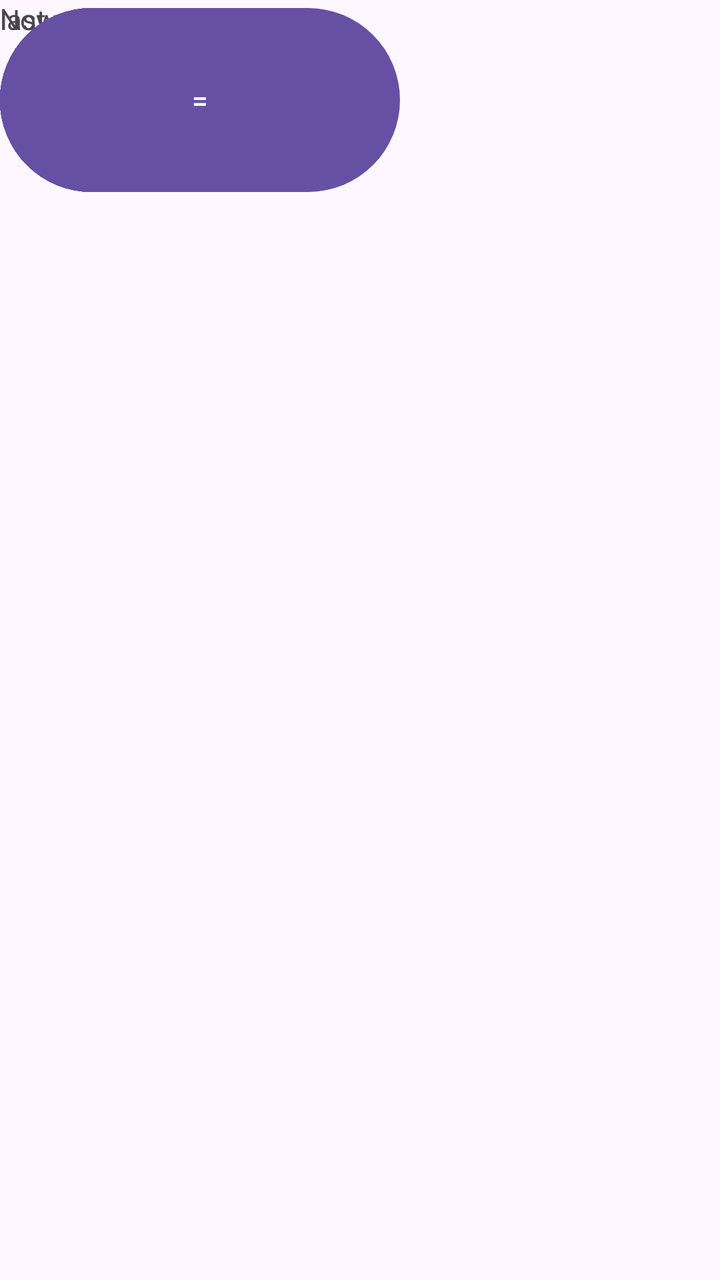
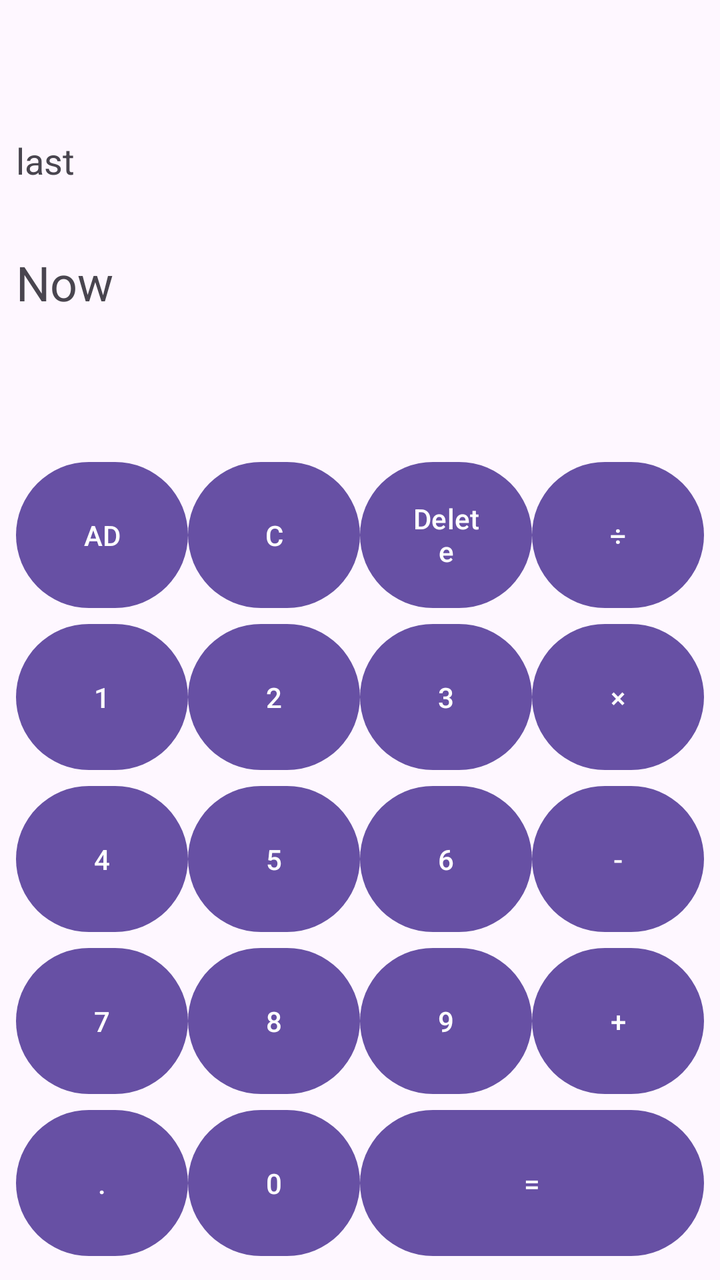

Before-and-after screenshots of an Android layout around one commit, followed by the original layout XML and the change that was made.
<!-- AndroidManifest.xml: application theme Theme.MyCalculator -->
<!-- res/layout/activity_main.xml -->
<?xml version="1.0" encoding="utf-8"?>
<androidx.constraintlayout.widget.ConstraintLayout xmlns:android="http://schemas.android.com/apk/res/android"
    xmlns:app="http://schemas.android.com/apk/res-auto"
    xmlns:tools="http://schemas.android.com/tools"
    android:id="@+id/main"
    android:layout_width="match_parent"
    android:layout_height="match_parent"
    tools:context=".MainActivity">

    <TextView
        android:id="@+id/textView1"
        android:layout_width="407dp"
        android:layout_height="42dp"
        android:text="@string/last"
        tools:layout_editor_absoluteX="2dp"
        tools:layout_editor_absoluteY="84dp" />

    <TextView
        android:id="@+id/textView2"
        android:layout_width="407dp"
        android:layout_height="42dp"
        android:text="@string/now"
        tools:layout_editor_absoluteX="2dp"
        tools:layout_editor_absoluteY="141dp" />

    <Button
        android:id="@+id/buttonAD"
        android:layout_width="100dp"
        android:layout_height="100dp"
        android:text="@string/ad"
        tools:layout_editor_absoluteX="2dp"
        tools:layout_editor_absoluteY="245dp" />

    <Button
        android:id="@+id/buttonC"
        android:layout_width="100dp"
        android:layout_height="100dp"
        android:text="@string/c"
        tools:layout_editor_absoluteX="104dp"
        tools:layout_editor_absoluteY="245dp" />

    <Button
        android:id="@+id/button"
        android:layout_width="100dp"
        android:layout_height="100dp"
        android:text="@string/del"
        tools:layout_editor_absoluteX="206dp"
        tools:layout_editor_absoluteY="245dp" />

    <Button
        android:id="@+id/buttonDivide"
        android:layout_width="100dp"
        android:layout_height="100dp"
        android:text="@string/Divide"
        tools:layout_editor_absoluteX="308dp"
        tools:layout_editor_absoluteY="245dp" />

    <Button
        android:id="@+id/button1"
        android:layout_width="100dp"
        android:layout_height="100dp"
        android:text="@string/_1"
        tools:layout_editor_absoluteX="2dp"
        tools:layout_editor_absoluteY="342dp" />

    <Button
        android:id="@+id/button2"
        android:layout_width="100dp"
        android:layout_height="100dp"
        android:text="@string/_2"
        tools:layout_editor_absoluteX="104dp"
        tools:layout_editor_absoluteY="342dp" />

    <Button
        android:id="@+id/button3"
        android:layout_width="100dp"
        android:layout_height="100dp"
        android:text="@string/_3"
        tools:layout_editor_absoluteX="206dp"
        tools:layout_editor_absoluteY="342dp" />

    <Button
        android:id="@+id/buttonMultiply"
        android:layout_width="100dp"
        android:layout_height="100dp"
        android:text="@string/Multiply"
        tools:layout_editor_absoluteX="308dp"
        tools:layout_editor_absoluteY="342dp" />

    <Button
        android:id="@+id/button4"
        android:layout_width="100dp"
        android:layout_height="100dp"
        android:text="@string/_4"
        tools:layout_editor_absoluteX="2dp"
        tools:layout_editor_absoluteY="439dp" />

    <Button
        android:id="@+id/button5"
        android:layout_width="100dp"
        android:layout_height="100dp"
        android:text="@string/_5"
        tools:layout_editor_absoluteX="104dp"
        tools:layout_editor_absoluteY="439dp" />

    <Button
        android:id="@+id/button6"
        android:layout_width="100dp"
        android:layout_height="100dp"
        android:text="@string/_6"
        tools:layout_editor_absoluteX="206dp"
        tools:layout_editor_absoluteY="439dp" />

    <Button
        android:id="@+id/buttonReduce"
        android:layout_width="100dp"
        android:layout_height="100dp"
        android:text="@string/Reduce"
        tools:layout_editor_absoluteX="308dp"
        tools:layout_editor_absoluteY="439dp" />

    <Button
        android:id="@+id/button7"
        android:layout_width="100dp"
        android:layout_height="100dp"
        android:text="@string/_7"
        tools:layout_editor_absoluteX="2dp"
        tools:layout_editor_absoluteY="536dp" />

    <Button
        android:id="@+id/button8"
        android:layout_width="100dp"
        android:layout_height="100dp"
        android:text="@string/_8"
        tools:layout_editor_absoluteX="104dp"
        tools:layout_editor_absoluteY="536dp" />

    <Button
        android:id="@+id/button9"
        android:layout_width="100dp"
        android:layout_height="100dp"
        android:text="@string/_9"
        tools:layout_editor_absoluteX="206dp"
        tools:layout_editor_absoluteY="536dp" />

    <Button
        android:id="@+id/buttonAdd"
        android:layout_width="100dp"
        android:layout_height="100dp"
        android:text="@string/Add"
        tools:layout_editor_absoluteX="308dp"
        tools:layout_editor_absoluteY="536dp" />

    <Button
        android:id="@+id/buttonPoint"
        android:layout_width="100dp"
        android:layout_height="100dp"
        android:text="@string/point"
        tools:layout_editor_absoluteX="2dp"
        tools:layout_editor_absoluteY="633dp" />

    <Button
        android:id="@+id/button0"
        android:layout_width="100dp"
        android:layout_height="100dp"
        android:text="@string/_0"
        tools:layout_editor_absoluteX="104dp"
        tools:layout_editor_absoluteY="633dp" />

    <Button
        android:id="@+id/buttonAnswer"
        android:layout_width="200dp"
        android:layout_height="100dp"
        android:text="@string/Answer"
        tools:layout_editor_absoluteX="206dp"
        tools:layout_editor_absoluteY="633dp" />

</androidx.constraintlayout.widget.ConstraintLayout>
<!-- resources referenced by this layout -->
<resources>
  <string name="Add">+</string>
  <string name="Answer">=</string>
  <string name="Divide">÷</string>
  <string name="Multiply">×</string>
  <string name="Reduce">-</string>
  <string name="_0">0</string>
  <string name="_1">1</string>
  <string name="_2">2</string>
  <string name="_3">3</string>
  <string name="_4">4</string>
  <string name="_5">5</string>
  <string name="_6">6</string>
  <string name="_7">7</string>
  <string name="_8">8</string>
  <string name="_9">9</string>
  <string name="ad">AD</string>
  <string name="c">C</string>
  <string name="del">Delete</string>
  <string name="last">last</string>
  <string name="now">Now</string>
  <string name="point">.</string>
  <style name="Theme.MyCalculator" parent="Base.Theme.MyCalculator" />
  <style name="Base.Theme.MyCalculator" parent="Theme.Material3.DayNight.NoActionBar">
          
          
      </style>
</resources>

<!-- the commit's change to res/layout/activity_main.xml (unified diff, before → after) -->
@@ -1,178 +1,191 @@
 <?xml version="1.0" encoding="utf-8"?>
-<androidx.constraintlayout.widget.ConstraintLayout xmlns:android="http://schemas.android.com/apk/res/android"
-    xmlns:app="http://schemas.android.com/apk/res-auto"
+<LinearLayout
+    xmlns:android="http://schemas.android.com/apk/res/android"
     xmlns:tools="http://schemas.android.com/tools"
     android:id="@+id/main"
     android:layout_width="match_parent"
     android:layout_height="match_parent"
+    android:orientation="vertical"
+    android:padding="8dp"
     tools:context=".MainActivity">
 
     <TextView
         android:id="@+id/textView1"
-        android:layout_width="407dp"
+        android:layout_width="match_parent"
         android:layout_height="42dp"
+        android:layout_marginTop="60dp"
         android:text="@string/last"
-        tools:layout_editor_absoluteX="2dp"
-        tools:layout_editor_absoluteY="84dp" />
+        android:textSize="18sp" />
 
     <TextView
         android:id="@+id/textView2"
-        android:layout_width="407dp"
+        android:layout_width="match_parent"
         android:layout_height="42dp"
+        android:layout_marginTop="15dp"
+        android:layout_marginBottom="60dp"
         android:text="@string/now"
-        tools:layout_editor_absoluteX="2dp"
-        tools:layout_editor_absoluteY="141dp" />
+        android:textSize="24sp" />
 
-    <Button
-        android:id="@+id/buttonAD"
-        android:layout_width="100dp"
-        android:layout_height="100dp"
-        android:text="@string/ad"
-        tools:layout_editor_absoluteX="2dp"
-        tools:layout_editor_absoluteY="245dp" />
+    <GridLayout
+        android:layout_width="match_parent"
+        android:layout_height="0dp"
+        android:layout_weight="1"
+        android:columnCount="4"
+        android:rowCount="5">
 
-    <Button
-        android:id="@+id/buttonC"
-        android:layout_width="100dp"
-        android:layout_height="100dp"
-        android:text="@string/c"
-        tools:layout_editor_absoluteX="104dp"
-        tools:layout_editor_absoluteY="245dp" />
+        <Button
+            android:id="@+id/buttonAD"
+            android:layout_width="0dp"
+            android:layout_height="0dp"
+            android:layout_columnWeight="1"
+            android:layout_rowWeight="1"
+            android:text="@string/ad" />
 
-    <Button
-        android:id="@+id/button"
-        android:layout_width="100dp"
-        android:layout_height="100dp"
-        android:text="@string/del"
-        tools:layout_editor_absoluteX="206dp"
-        tools:layout_editor_absoluteY="245dp" />
+        <Button
+            android:id="@+id/buttonC"
+            android:layout_width="0dp"
+            android:layout_height="0dp"
+            android:layout_columnWeight="1"
+            android:layout_rowWeight="1"
+            android:text="@string/c" />
 
-    <Button
-        android:id="@+id/buttonDivide"
-        android:layout_width="100dp"
-        android:layout_height="100dp"
-        android:text="@string/Divide"
-        tools:layout_editor_absoluteX="308dp"
-        tools:layout_editor_absoluteY="245dp" />
+        <Button
+            android:id="@+id/buttonDelete"
+            android:layout_width="0dp"
+            android:layout_height="0dp"
+            android:layout_columnWeight="1"
+            android:layout_rowWeight="1"
+            android:text="@string/del" />
 
-    <Button
-        android:id="@+id/button1"
-        android:layout_width="100dp"
-        android:layout_height="100dp"
-        android:text="@string/_1"
-        tools:layout_editor_absoluteX="2dp"
-        tools:layout_editor_absoluteY="342dp" />
+        <Button
+            android:id="@+id/buttonDivide"
+            android:layout_width="0dp"
+            android:layout_height="0dp"
+            android:layout_columnWeight="1"
+            android:layout_rowWeight="1"
+            android:text="@string/Divide" />
 
-    <Button
-        android:id="@+id/button2"
-        android:layout_width="100dp"
-        android:layout_height="100dp"
-        android:text="@string/_2"
-        tools:layout_editor_absoluteX="104dp"
-        tools:layout_editor_absoluteY="342dp" />
+        <Button
+            android:id="@+id/button1"
+            android:layout_width="0dp"
+            android:layout_height="0dp"
+            android:layout_columnWeight="1"
+            android:layout_rowWeight="1"
+            android:text="@string/_1" />
 
-    <Button
-        android:id="@+id/button3"
-        android:layout_width="100dp"
-        android:layout_height="100dp"
-        android:text="@string/_3"
-        tools:layout_editor_absoluteX="206dp"
-        tools:layout_editor_absoluteY="342dp" />
+        <Button
+            android:id="@+id/button2"
+            android:layout_width="0dp"
+            android:layout_height="0dp"
+            android:layout_columnWeight="1"
+            android:layout_rowWeight="1"
+            android:text="@string/_2" />
 
-    <Button
-        android:id="@+id/buttonMultiply"
-        android:layout_width="100dp"
-        android:layout_height="100dp"
-        android:text="@string/Multiply"
-        tools:layout_editor_absoluteX="308dp"
-        tools:layout_editor_absoluteY="342dp" />
+        <Button
+            android:id="@+id/button3"
+            android:layout_width="0dp"
+            android:layout_height="0dp"
+            android:layout_columnWeight="1"
+            android:layout_rowWeight="1"
+            android:text="@string/_3" />
 
-    <Button
-        android:id="@+id/button4"
-        android:layout_width="100dp"
-        android:layout_height="100dp"
-        android:text="@string/_4"
-        tools:layout_editor_absoluteX="2dp"
-        tools:layout_editor_absoluteY="439dp" />
+        <Button
+            android:id="@+id/buttonMultiply"
+            android:layout_width="0dp"
+            android:layout_height="0dp"
+            android:layout_columnWeight="1"
+            android:layout_rowWeight="1"
+            android:text="@string/Multiply" />
 
-    <Button
-        android:id="@+id/button5"
-        android:layout_width="100dp"
-        android:layout_height="100dp"
-        android:text="@string/_5"
-        tools:layout_editor_absoluteX="104dp"
-        tools:layout_editor_absoluteY="439dp" />
+        <Button
+            android:id="@+id/button4"
+            android:layout_width="0dp"
+            android:layout_height="0dp"
+            android:layout_columnWeight="1"
+            android:layout_rowWeight="1"
+            android:text="@string/_4" />
 
-    <Button
-        android:id="@+id/button6"
-        android:layout_width="100dp"
-        android:layout_height="100dp"
-        android:text="@string/_6"
-        tools:layout_editor_absoluteX="206dp"
-        tools:layout_editor_absoluteY="439dp" />
+        <Button
+            android:id="@+id/button5"
+            android:layout_width="0dp"
+            android:layout_height="0dp"
+            android:layout_columnWeight="1"
+            android:layout_rowWeight="1"
+            android:text="@string/_5" />
 
-    <Button
-        android:id="@+id/buttonReduce"
-        android:layout_width="100dp"
-        android:layout_height="100dp"
-        android:text="@string/Reduce"
-        tools:layout_editor_absoluteX="308dp"
-        tools:layout_editor_absoluteY="439dp" />
+        <Button
+            android:id="@+id/button6"
+            android:layout_width="0dp"
+            android:layout_height="0dp"
+            android:layout_columnWeight="1"
+            android:layout_rowWeight="1"
+            android:text="@string/_6" />
 
-    <Button
-        android:id="@+id/button7"
-        android:layout_width="100dp"
-        android:layout_height="100dp"
-        android:text="@string/_7"
-        tools:layout_editor_absoluteX="2dp"
-        tools:layout_editor_absoluteY="536dp" />
+        <Button
+            android:id="@+id/buttonMinus"
+            android:layout_width="0dp"
+            android:layout_height="0dp"
+            android:layout_columnWeight="1"
+            android:layout_rowWeight="1"
+            android:text="@string/Reduce" />
 
-    <Button
-        android:id="@+id/button8"
-        android:layout_width="100dp"
-        android:layout_height="100dp"
-        android:text="@string/_8"
-        tools:layout_editor_absoluteX="104dp"
-        tools:layout_editor_absoluteY="536dp" />
+        <Button
+            android:id="@+id/button7"
+            android:layout_width="0dp"
+            android:layout_height="0dp"
+            android:layout_columnWeight="1"
+            android:layout_rowWeight="1"
+            android:text="@string/_7" />
 
-    <Button
-        android:id="@+id/button9"
-        android:layout_width="100dp"
-        android:layout_height="100dp"
-        android:text="@string/_9"
-        tools:layout_editor_absoluteX="206dp"
-        tools:layout_editor_absoluteY="536dp" />
+        <Button
+            android:id="@+id/button8"
+            android:layout_width="0dp"
+            android:layout_height="0dp"
+            android:layout_columnWeight="1"
+            android:layout_rowWeight="1"
+            android:text="@string/_8" />
 
-    <Button
-        android:id="@+id/buttonAdd"
-        android:layout_width="100dp"
-        android:layout_height="100dp"
-        android:text="@string/Add"
-        tools:layout_editor_absoluteX="308dp"
-        tools:layout_editor_absoluteY="536dp" />
+        <Button
+            android:id="@+id/button9"
+            android:layout_width="0dp"
+            android:layout_height="0dp"
+            android:layout_columnWeight="1"
+            android:layout_rowWeight="1"
+            android:text="@string/_9" />
 
-    <Button
-        android:id="@+id/buttonPoint"
-        android:layout_width="100dp"
-        android:layout_height="100dp"
-        android:text="@string/point"
-        tools:layout_editor_absoluteX="2dp"
-        tools:layout_editor_absoluteY="633dp" />
+        <Button
+            android:id="@+id/buttonPlus"
+            android:layout_width="0dp"
+            android:layout_height="0dp"
+            android:layout_columnWeight="1"
+            android:layout_rowWeight="1"
+            android:text="@string/Add" />
 
-    <Button
-        android:id="@+id/button0"
-        android:layout_width="100dp"
-        android:layout_height="100dp"
-        android:text="@string/_0"
-        tools:layout_editor_absoluteX="104dp"
-        tools:layout_editor_absoluteY="633dp" />
+        <Button
+            android:id="@+id/buttonDot"
+            android:layout_width="0dp"
+            android:layout_height="0dp"
+            android:layout_columnWeight="1"
+            android:layout_rowWeight="1"
+            android:text="@string/point" />
 
-    <Button
-        android:id="@+id/buttonAnswer"
-        android:layout_width="200dp"
-        android:layout_height="100dp"
-        android:text="@string/Answer"
-        tools:layout_editor_absoluteX="206dp"
-        tools:layout_editor_absoluteY="633dp" />
+        <Button
+            android:id="@+id/button0"
+            android:layout_width="0dp"
+            android:layout_height="0dp"
+            android:layout_columnWeight="1"
+            android:layout_rowWeight="1"
+            android:text="@string/_0" />
 
-</androidx.constraintlayout.widget.ConstraintLayout>
+        <Button
+            android:id="@+id/buttonEqual"
+            android:layout_width="0dp"
+            android:layout_height="0dp"
+            android:layout_columnSpan="2"
+            android:layout_columnWeight="2"
+            android:layout_rowWeight="1"
+            android:text="@string/Answer" />
+
+    </GridLayout>
+
+</LinearLayout>
